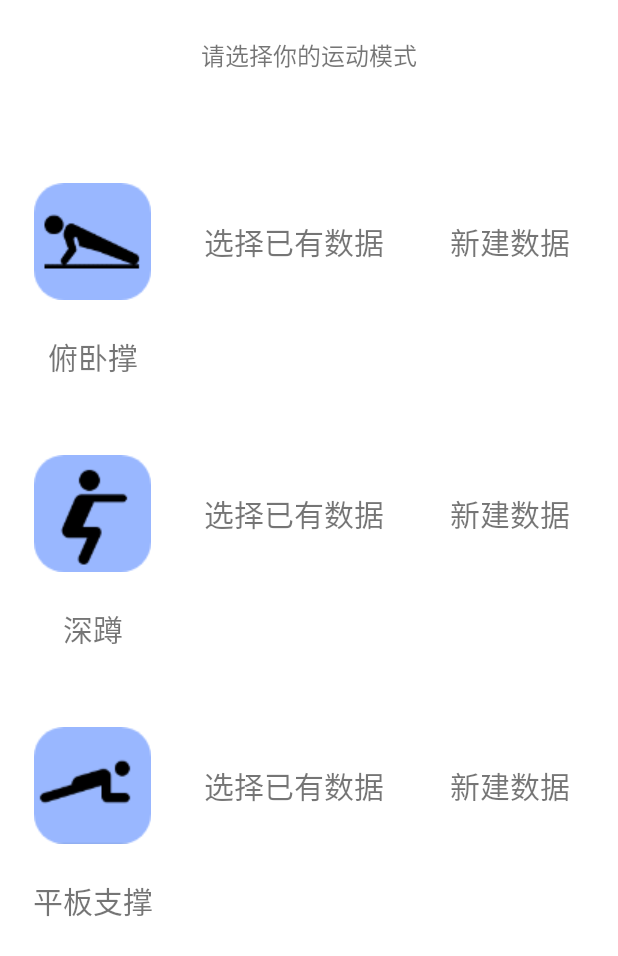
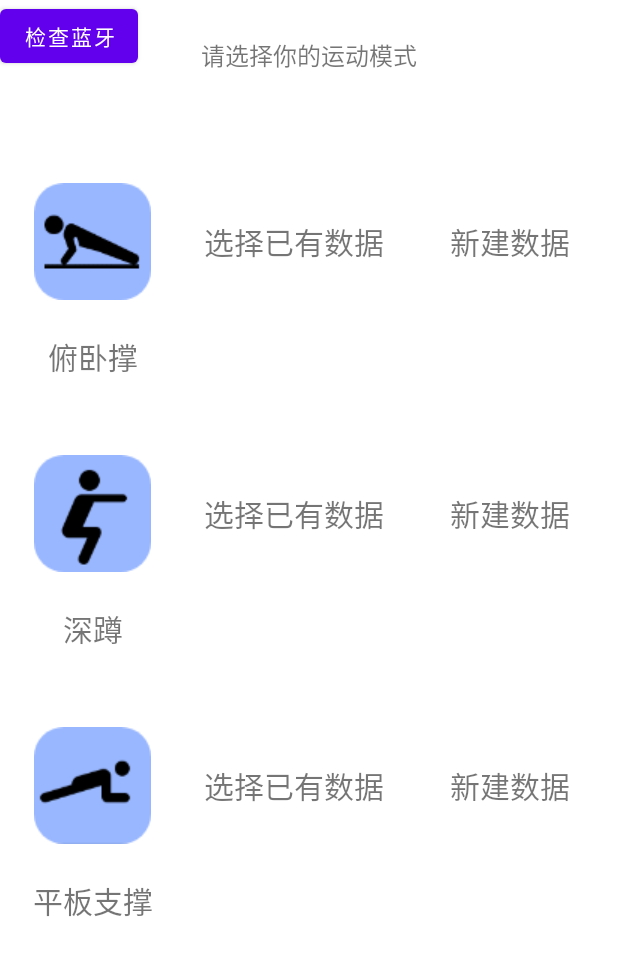
Before and after one commit to acbgo/Go-Gym, an Android app: the UserDetailActivity screen opened directly, with no data from a screen before it, on a phone screen of 412 x 824 dp. Shown: the top 956 px of the screen. Run offline under Robolectric (Android 15) with nearby library versions, the phone set to English and light mode, and no system bars.

Commit message:
7.17
增加蓝牙控制

```diff
--- a/app/src/main/java/com/example/go_gym/part2/UserDetailActivity.java
+++ b/app/src/main/java/com/example/go_gym/part2/UserDetailActivity.java
@@ -1,18 +1,37 @@
 package com.example.go_gym.part2;
 
+import androidx.annotation.Nullable;
 import androidx.appcompat.app.AppCompatActivity;
+import androidx.core.app.ActivityCompat;
 
+import android.Manifest;
+import android.annotation.SuppressLint;
+import android.bluetooth.BluetoothAdapter;
+import android.bluetooth.BluetoothDevice;
+import android.content.BroadcastReceiver;
+import android.content.Context;
 import android.content.Intent;
+import android.content.IntentFilter;
+import android.content.pm.PackageManager;
 import android.os.Bundle;
+import android.util.Log;
 import android.view.WindowManager;
+import android.widget.Button;
 import android.widget.TextView;
+import android.widget.Toast;
 
 import com.example.go_gym.R;
 import com.example.go_gym.SelectActivity;
 
+import java.util.Set;
+
 public class UserDetailActivity extends AppCompatActivity {
+    private static final int REQUEST_ENABLE_BT = 10;//其是需要自己定义的局部常量。
+    private BluetoothAdapter mBluetoothAdapter;
     TextView push_up_old,push_up_new,squat_old,squat_new,plank_old,plank_new;
+    Button blueTooth_check;
 
+    @SuppressLint("MissingPermission")
     @Override
     protected void onCreate(Bundle savedInstanceState) {
         super.onCreate(savedInstanceState);
@@ -28,6 +47,8 @@ public class UserDetailActivity extends AppCompatActivity {
         squat_new = findViewById(R.id.squat_new);
         plank_old = findViewById(R.id.plank_old);
         plank_new = findViewById(R.id.plank_new);
+        blueTooth_check = findViewById(R.id.BlueTooth_check);
+
 
         push_up_old.setOnClickListener(view -> {
             Intent intent0 = new Intent();
@@ -55,6 +76,41 @@ public class UserDetailActivity extends AppCompatActivity {
         plank_new.setOnClickListener(view -> {
 
         });
+
+        blueTooth_check.setOnClickListener(view -> {
+            //查看设备是否支持蓝牙
+            mBluetoothAdapter = BluetoothAdapter.getDefaultAdapter();
+            if (mBluetoothAdapter == null) {
+                Toast.makeText(this, "设备不支持蓝牙！", Toast.LENGTH_SHORT).show();
+            } else {
+                Toast.makeText(this, "设备支持蓝牙！", Toast.LENGTH_SHORT).show();
+            }
+        });
+
+    }
+
+    @SuppressLint("MissingPermission")
+    @Override
+    protected void onStart() {
+        super.onStart();
+        blueTooth_check.setOnClickListener(view -> {
+            if (!mBluetoothAdapter.isEnabled()) {
+                //向系统请求开启蓝牙
+                Intent enableBtIntent = new Intent(BluetoothAdapter.ACTION_REQUEST_ENABLE);
+                startActivityForResult(enableBtIntent, REQUEST_ENABLE_BT);//结果返回回调到onActivityResult()
+            }else {
+                //已经开启了蓝牙
+                Toast.makeText(this,"蓝牙已经开启",Toast.LENGTH_SHORT).show();
+            }
+        });
+    }
+
+    @Override
+    protected void onActivityResult(int requestCode, int resultCode, @Nullable Intent data) {
+        super.onActivityResult(requestCode, resultCode, data);
+        if(requestCode == REQUEST_ENABLE_BT){
+            Toast.makeText(this,"蓝牙已经开启",Toast.LENGTH_SHORT).show();
+        }
     }
 
     @Override
--- a/app/src/main/res/layout/activity_user_detail.xml
+++ b/app/src/main/res/layout/activity_user_detail.xml
@@ -206,4 +206,12 @@
         app:layout_constraintStart_toStartOf="parent"
         app:layout_constraintTop_toTopOf="@+id/guideline14"
         app:srcCompat="@drawable/push_up_round" />
+
+    <Button
+        android:id="@+id/BlueTooth_check"
+        android:layout_width="wrap_content"
+        android:layout_height="wrap_content"
+        android:text="检查蓝牙"
+        tools:layout_editor_absoluteX="284dp"
+        tools:layout_editor_absoluteY="618dp" />
 </androidx.constraintlayout.widget.ConstraintLayout>
```
